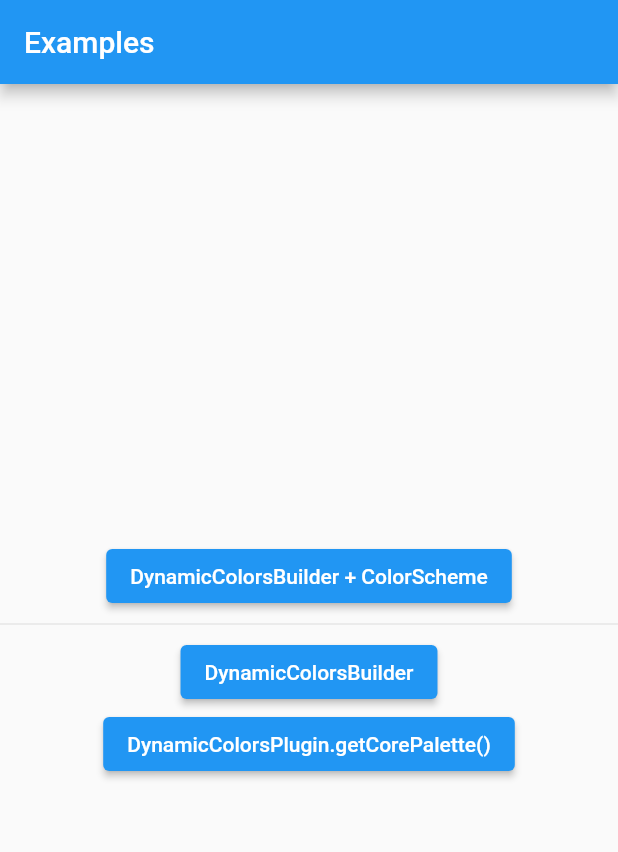
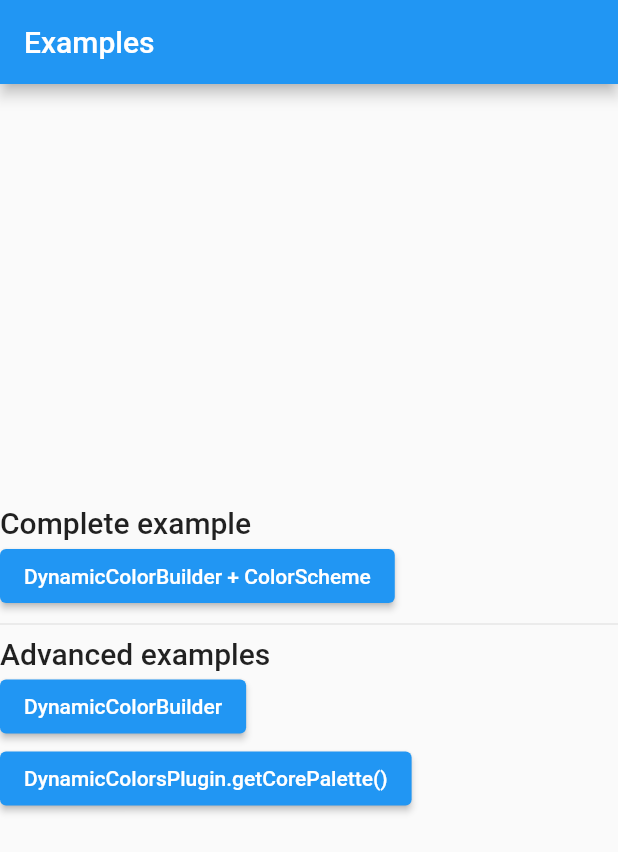
Before and after one commit to material-foundation/material-dynamic-color-flutter, a Flutter app: the screen it shows after launch, on a phone screen of 412 x 824 dp. Shown: the top 852 px of the screen. Run offline on Flutter 3.47's test engine with Material 2 defaults, Android fonts, the phone set to English and light mode, and no system bars.

Commit message:
file rename

```diff
--- a/example/lib/complete_example.dart
+++ b/example/lib/complete_example.dart
@@ -1,6 +1,4 @@
-import 'package:dynamic_colors/dynamic_colors_builder.dart';
-import 'package:dynamic_colors/harmonization.dart';
-import 'package:dynamic_colors/key_palettes.dart';
+import 'package:dynamic_color/dynamic_color.dart';
 import 'package:flutter/material.dart';
 
 bool _isDemoUsingDynamicColors = false;
@@ -8,11 +6,11 @@ bool _isDemoUsingDynamicColors = false;
 class CompleteExample extends StatelessWidget {
   const CompleteExample({Key? key}) : super(key: key);
 
-  static const title = 'DynamicColorsBuilder + ColorScheme';
+  static const title = 'DynamicColorBuilder + ColorScheme';
 
   @override
   Widget build(BuildContext context) {
-    return DynamicColorsBuilder(
+    return DynamicColorBuilder(
       builder: (CorePalette? corePalette) {
         // One can create ColorSchemes from scratch, but we'll start from the
         // default schemes.
--- a/example/lib/dynamic_colors_builder_example.dart
+++ b/example/lib/dynamic_color_builder_example.dart
@@ -1,15 +1,14 @@
-import 'package:dynamic_colors/dynamic_colors_builder.dart';
-import 'package:dynamic_colors/key_palettes.dart';
+import 'package:dynamic_color/dynamic_color.dart';
 import 'package:flutter/material.dart';
 
 class Example1 extends StatelessWidget {
   const Example1({Key? key}) : super(key: key);
 
-  static const title = 'DynamicColorsBuilder';
+  static const title = 'DynamicColorBuilder';
 
   @override
   Widget build(BuildContext context) {
-    return DynamicColorsBuilder(
+    return DynamicColorBuilder(
       builder: (CorePalette? corePalette) {
         return MaterialApp(
           home: Scaffold(
--- a/example/lib/get_dynamic_colors_example.dart
+++ b/example/lib/get_dynamic_colors_example.dart
@@ -1,7 +1,6 @@
 import 'dart:async';
 
-import 'package:dynamic_colors/dynamic_colors_plugin.dart';
-import 'package:dynamic_colors/key_palettes.dart';
+import 'package:dynamic_color/dynamic_color.dart';
 import 'package:flutter/material.dart';
 import 'package:flutter/services.dart';
 
--- a/example/lib/main.dart
+++ b/example/lib/main.dart
@@ -1,7 +1,7 @@
 import 'package:flutter/material.dart';
 
 import 'complete_example.dart';
-import 'dynamic_colors_builder_example.dart';
+import 'dynamic_color_builder_example.dart';
 import 'get_dynamic_colors_example.dart';
 
 void main() {
@@ -13,18 +13,22 @@ class ExampleApp extends StatelessWidget {
 
   @override
   Widget build(BuildContext context) {
+    final textTheme = Theme.of(context).textTheme;
     return MaterialApp(
       home: Scaffold(
         appBar: AppBar(title: const Text('Examples')),
         body: Center(
           child: Column(
             mainAxisAlignment: MainAxisAlignment.center,
-            children: const [
-              _ExampleAppButton(
+            crossAxisAlignment: CrossAxisAlignment.start,
+            children: [
+              Text('Complete example', style: textTheme.headline6),
+              const _ExampleAppButton(
                   title: CompleteExample.title, widget: CompleteExample()),
-              Divider(),
-              _ExampleAppButton(title: Example1.title, widget: Example1()),
-              _ExampleAppButton(title: Example2.title, widget: Example2()),
+              const Divider(),
+              Text('Advanced examples',  style: textTheme.headline6),
+              const _ExampleAppButton(title: Example1.title, widget: Example1()),
+              const _ExampleAppButton(title: Example2.title, widget: Example2()),
             ],
           ),
         ),
--- /dev/null
+++ b/lib/dynamic_color.dart
@@ -0,0 +1,6 @@
+library dynamic_color;
+
+export 'src/core_palette.dart';
+export 'src/dynamic_color_builder.dart';
+export 'src/dynamic_color_plugin.dart';
+export 'src/harmonization.dart';
--- a/lib/key_palettes.dart
+++ b/lib/src/core_palette.dart
@@ -2,7 +2,7 @@ import 'dart:ui';
 
 import 'package:flutter/foundation.dart';
 
-/// Consists of 5 [TonalPalette]s from which are derived Material You
+/// Consists of 5 [TonalPalette]s, from which are derived Material You
 /// color schemes.
 ///
 /// Note: This does not include the error [TonalPalette].
--- a/lib/dynamic_colors_builder.dart
+++ b/lib/src/dynamic_color_builder.dart
@@ -1,8 +1,8 @@
 import 'package:flutter/services.dart';
 import 'package:flutter/widgets.dart';
 
-import 'dynamic_colors_plugin.dart';
-import 'key_palettes.dart';
+import 'dynamic_color_plugin.dart';
+import 'core_palette.dart';
 
 /// A stateful builder widget that provides a [CorePalette].
 ///
@@ -11,13 +11,13 @@ import 'key_palettes.dart';
 ///
 /// See also:
 ///
-///  * [DynamicColorsBuilder example](https://github.com/material-foundation/material-dynamic-color-flutter/tree/main/example/lib/dynamic_colors_builder_example.dart)
+///  * [DynamicColorBuilder example](https://github.com/material-foundation/material-dynamic-color-flutter/tree/main/example/lib/dynamic_color_builder_example.dart)
 ///  * [Complete example](https://github.com/material-foundation/material-dynamic-color-flutter/tree/main/example/lib/complete_example.dart)
 ///    for obtaining dynamic colors and creating a harmonized color scheme
 ///  * [DynamicColorsPlugin.getCorePalette] for requesting the colors
 ///    directly, asynchronously.
-class DynamicColorsBuilder extends StatefulWidget {
-  const DynamicColorsBuilder({
+class DynamicColorBuilder extends StatefulWidget {
+  const DynamicColorBuilder({
     Key? key,
     required this.builder,
   }) : super(key: key);
@@ -29,10 +29,10 @@ class DynamicColorsBuilder extends StatefulWidget {
   final Widget Function(CorePalette?) builder;
 
   @override
-  _DynamicColorsBuilderState createState() => _DynamicColorsBuilderState();
+  _DynamicColorBuilderState createState() => _DynamicColorBuilderState();
 }
 
-class _DynamicColorsBuilderState extends State<DynamicColorsBuilder> {
+class _DynamicColorBuilderState extends State<DynamicColorBuilder> {
   CorePalette? _corePalette;
 
   @override
--- a/lib/dynamic_colors_plugin.dart
+++ b/lib/src/dynamic_color_plugin.dart
@@ -2,14 +2,14 @@ import 'dart:async';
 
 import 'package:flutter/services.dart';
 
-import 'dynamic_colors_builder.dart';
-import 'key_palettes.dart';
+import 'dynamic_color_builder.dart';
+import 'core_palette.dart';
 
 /// Plugin for obtaining dynamic colors defined by the Android OS.
 class DynamicColorsPlugin {
   /// Optional method channel so that it returns null on non-Android platforms.
   static const channel = OptionalMethodChannel(
-    'io.material.plugins/dynamic_colors',
+    'io.material.plugins/dynamic_color',
   );
 
   /// The method name that the Kotlin plugin listens for.
@@ -21,8 +21,8 @@ class DynamicColorsPlugin {
   ///
   /// See also:
   ///
-  ///  * [getCorePalette() example](https://github.com/material-foundation/material-dynamic-color-flutter/tree/main/example/lib/get_dynamic_colors_example.dart)
-  ///  * [DynamicColorsBuilder] a convenience stateful builder widget that
+  ///  * [getCorePalette() example](https://github.com/material-foundation/material-dynamic-color-flutter/tree/main/example/lib/get_dynamic_color_example.dart)
+  ///  * [DynamicColorBuilder] a convenience stateful builder widget that
   ///  provides the dynamic colors
   static Future<CorePalette?> getCorePalette() async {
     final result = await channel.invokeMethod(methodName);
--- a/lib/harmonization.dart
+++ b/lib/src/harmonization.dart
@@ -31,7 +31,7 @@ extension ColorSchemeHarmonization on ColorScheme {
   ///
   /// Subclasses of [ColorScheme] with additional semantic colors should
   /// re-implement [harmonized]. For example:
-  /// import 'package:dynamic_colors/harmonization.dart';
+  /// import 'package:dynamic_color/harmonization.dart';
   ///
   /// class CustomColorScheme extends ColorScheme {
   ///   const CustomColorScheme(this.customSemanticColor) : super(...);
--- a/pubspec.yaml
+++ b/pubspec.yaml
@@ -1,4 +1,4 @@
-name: dynamic_colors
+name: dynamic_color
 description: Flutter plugin to obtain dynamic colors on Android.
 version: 0.0.1
 repository: https://github.com/material-foundation/material-dynamic-color-flutter
@@ -21,5 +21,5 @@ flutter:
   plugin:
     platforms:
       android:
-        package: io.material.plugins.dynamic_colors
+        package: io.material.plugins.dynamic_color
         pluginClass: DynamicColorsPlugin
```
Also changed, not shown: example/pubspec.yaml (+4 -4 lines), example/pubspec.lock, 20 other files.
